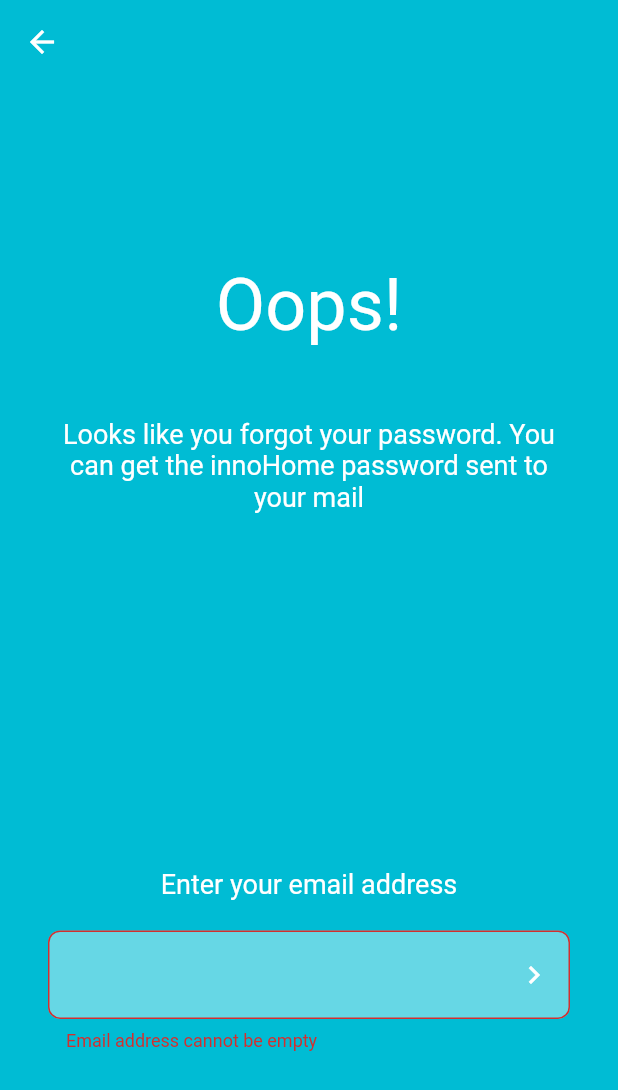
After one commit to tashi-iu/innohome-app, a Flutter app: the LoginPage screen opened by its route, after a tap on "Forgot Password?", on a phone screen of 412 x 824 dp. The commit adds this screen. Shown: the top 1090 px of the screen. Run offline on Flutter 3.47's test engine with Material 2 defaults, Android fonts, the phone set to English and light mode, and no system bars; our stand-ins replace image_picker, sqflite; missing offline and left inert: mqtt_client, wifi; accounts and stored records are empty.

Commit message:
Changes for the day

```diff
--- a/lib/main.dart
+++ b/lib/main.dart
@@ -11,38 +11,29 @@ import './scoped_model/scoped_room.dart';
 
 import './model/user.dart';
 
-void main() async{
+void main() async {
   print("this is main");
   var db = DatabaseHelper();
 
   User user = await db.getUser(1);
 
   Map<String, dynamic> userObj;
-  if(user != null){
-    userObj = {
-      "id": user.id,
-      "token": user.userToken
-    };
-  }else{
-    userObj = {
-      "id": null,
-      "token": null
-    };
+  if (user != null) {
+    userObj = {"id": user.id, "token": user.userToken};
+  } else {
+    userObj = {"id": null, "token": null};
   }
   runApp(MyApp(userObj));
 }
 
 class MyApp extends StatelessWidget {
-
-  Map<String, dynamic> user;
+  final Map<String, dynamic> user;
   MyApp(this.user);
 
   final _roomModel = RoomModel();
 
   @override
   Widget build(BuildContext context) {
-
-
     return ScopedModel<RoomModel>(
       model: _roomModel,
       child: MaterialApp(
@@ -51,12 +42,15 @@ class MyApp extends StatelessWidget {
         theme: ThemeData(
           primarySwatch: Colors.cyan,
         ),
-          home:  this.user["token"] != null? HousePage(model: _roomModel): LandingPage(),
+        home: this.user["token"] != null
+            ? HousePage(model: _roomModel)
+            : LandingPage(),
         routes: {
           '/rooms': (BuildContext context) => HousePage(model: _roomModel),
           '/signup': (BuildContext context) => SignUpPage(),
           '/login': (BuildContext context) => LoginPage()
         },
-        ));
+      ),
+    );
   }
 }
--- /dev/null
+++ b/lib/pages/forgot_page.dart
@@ -0,0 +1,172 @@
+import 'package:flutter/material.dart';
+import '../widgets/login_field.dart';
+import 'login_page.dart';
+
+class ForgotPage extends StatefulWidget {
+  @override
+  State<StatefulWidget> createState() => _ForgotPageState();
+}
+
+class _ForgotPageState extends State<ForgotPage> {
+  final _fKey = GlobalKey<FormState>();
+
+  String _emailAddress = "";
+
+  @override
+  Widget build(BuildContext context) {
+    return Scaffold(
+      backgroundColor: Colors.cyan,
+      appBar: AppBar(
+        iconTheme: IconThemeData(color: Colors.white),
+        elevation: 0,
+        backgroundColor: Colors.cyan,
+      ),
+      body: Column(
+        mainAxisAlignment: MainAxisAlignment.spaceAround,
+        children: <Widget>[
+          Column(
+            children: <Widget>[
+              Text(
+                "Oops!",
+                style: TextStyle(color: Colors.white, fontSize: 48),
+              ),
+              Padding(
+                padding: EdgeInsets.fromLTRB(32, 48, 32, 0),
+                child: Text(
+                  "Looks like you forgot your password. You can get the innoHome password sent to your mail",
+                  textAlign: TextAlign.center,
+                  style: TextStyle(color: Colors.white, fontSize: 18),
+                ),
+              ),
+            ],
+          ),
+          Column(
+            children: <Widget>[
+              Text(
+                "Enter your email address",
+                style: TextStyle(color: Colors.white, fontSize: 18),
+              ),
+              Padding(
+                  padding: EdgeInsets.fromLTRB(32, 16, 32, 0),
+                  child: Form(
+                    key: _fKey,
+                    autovalidate: true,
+                    child: LoginInputTextField(
+                      obscureText: false,
+                      validator: _validateEmail,
+                      controller: null,
+                      keyboardType: TextInputType.emailAddress,
+                      onSaved: (val) {
+                        this._emailAddress = val;
+                      },
+                      suffixIcon: IconButton(
+                        icon: Icon(
+                          Icons.chevron_right,
+                          color: Colors.white,
+                        ),
+                        onPressed: () {
+                          // TO-DO Rinzin
+                          if (_fKey.currentState.validate()) {
+                            _fKey.currentState.save();
+                            Navigator.push(
+                              context,
+                              MaterialPageRoute(
+                                builder: (context) => SentMailPage(),
+                              ),
+                            );
+                          }
+                        },
+                      ),
+                    ),
+                  )),
+            ],
+          )
+        ],
+      ),
+    );
+  }
+
+  String _validateEmail(String value) {
+    if (value.isEmpty) {
+      // The form is empty
+      return "Email address cannot be empty";
+    }
+    //regular expression for email addresses
+    String p = "[a-zA-Z0-9\+\.\_\%\-\+]{1,256}" +
+        "\\@" +
+        "[a-zA-Z0-9][a-zA-Z0-9\\-]{0,64}" +
+        "(" +
+        "\\." +
+        "[a-zA-Z0-9][a-zA-Z0-9\\-]{0,25}" +
+        ")+";
+    RegExp regExp = new RegExp(p);
+
+    if (regExp.hasMatch(value)) {
+      //the email is valid
+      return null;
+    }
+
+    // The pattern of the email didn't match the regex above.
+    return 'Email is not valid';
+  }
+}
+
+class SentMailPage extends StatefulWidget {
+  @override
+  State<StatefulWidget> createState() {
+    return _SentMailPageState();
+  }
+}
+
+class _SentMailPageState extends State<SentMailPage> {
+  bool _sending = true;
+
+  @override
+  Widget build(BuildContext context) {
+    return Scaffold(
+      backgroundColor: Colors.cyan,
+      appBar: AppBar(
+        elevation: 0,
+        iconTheme: IconThemeData(color: Colors.white),
+      ),
+      body: Column(
+        mainAxisAlignment: MainAxisAlignment.spaceAround,
+        crossAxisAlignment: CrossAxisAlignment.center,
+        children: <Widget>[
+          Center(
+            child: Icon(
+              Icons.check,
+              color: Colors.white,
+              size: 128,
+            ),
+          ),
+          Column(
+            children: <Widget>[
+              Padding(
+                padding: EdgeInsets.fromLTRB(24, 0, 24, 16),
+                child: Text(
+                  "Password reset procedures were sent to your mail",
+                  style: TextStyle(color: Colors.white, fontSize: 18.0),
+                ),
+              ),
+              FlatButton(
+                child: Text(
+                  "Go back to login page",
+                  style: TextStyle(color: Colors.white, fontSize: 18),
+                ),
+                onPressed: () {
+                  Navigator.push(
+                    context,
+                    MaterialPageRoute(
+                      builder: (context) => LoginPage(),
+                    ),
+                  );
+                },
+              ),
+            ],
+          )
+        ],
+      ),
+    );
+  }
+}
--- a/lib/pages/login_page.dart
+++ b/lib/pages/login_page.dart
@@ -7,7 +7,7 @@ import '../widgets/login_field.dart';
 import 'dart:ui';
 
 import '../model/user.dart';
-
+import 'forgot_page.dart';
 import '../util/network_util.dart';
 import '../widgets/error_popup.dart';
 
@@ -56,6 +56,11 @@ class _LoginPageState extends State<LoginPage> {
   @override
   Widget build(BuildContext context) {
     return Scaffold(
+      appBar: AppBar(
+        iconTheme: IconThemeData(color: Colors.cyan),
+        elevation: 0,
+        backgroundColor: Colors.white,
+      ),
       body: Container(
         decoration: BoxDecoration(
           image: DecorationImage(
@@ -84,8 +89,29 @@ class _LoginPageState extends State<LoginPage> {
     return ListView(
       reverse: true,
       children: <Widget>[
+        Row(
+          mainAxisAlignment: MainAxisAlignment.end,
+          children: <Widget>[
+            FlatButton(
+              child: Text(
+                "Forgot Password?",
+                style: TextStyle(color: Colors.cyan[800], fontSize: 15),
+              ),
+              onPressed: () {
+                Navigator.push(
+                  context,
+                  MaterialPageRoute(
+                    builder: (context) => ForgotPage(),
+                  ),
+                );
+              },
+            ),
+          ],
+        ),
         LoginButton(
-          child: _awaitLogIn ? CircularProgressIndicator() : Text(
+          child: _awaitLogIn
+              ? CircularProgressIndicator()
+              : Text(
                   "LOG IN",
                   style: TextStyle(
                     color: Colors.white,
@@ -107,7 +133,11 @@ class _LoginPageState extends State<LoginPage> {
               Colors.deepPurple[900]
             ],
           ),
-          onPressed: _awaitLogIn ? (){return null;} : () async {
+          onPressed: _awaitLogIn
+              ? () {
+                  return null;
+                }
+              : () async {
                   if (_signUpKey.currentState.validate()) {
                     _signUpKey.currentState.save();
                     print("validation completed");
@@ -128,7 +158,8 @@ class _LoginPageState extends State<LoginPage> {
                           context: context,
                           builder: (context) {
                             return ErrorPopup(
-                        text: "Could not connect to server. Check your connection and try again",
+                              text:
+                                  "Could not connect to server. Check your connection and try again",
                             );
                           });
                     } else if (x_auth == "null") {
@@ -136,7 +167,8 @@ class _LoginPageState extends State<LoginPage> {
                           context: context,
                           builder: (context) {
                             return ErrorPopup(
-                        text: "Login failed. Make sure you are registered and recheck the fields.",
+                              text:
+                                  "Login failed. Make sure you are registered and recheck the fields.",
                             );
                           });
                     } else if (error_message == "null") {
--- a/lib/scoped_model/scoped_room.dart
+++ b/lib/scoped_model/scoped_room.dart
@@ -17,6 +17,7 @@ class RoomModel extends Model {
 
   MqttUtil mqtt = MqttUtil();
   bool mqttState = false;
+  bool mqttStateChecking = false;
 
   getRooms() async {
     List roomsSQL = await db.getAllRooms();
--- a/lib/util/mqtt_util.dart
+++ b/lib/util/mqtt_util.dart
@@ -65,17 +65,15 @@ class MqttUtil {
     print(client?.connectionStatus?.state);
   }
 
-  bool checkMqttConnectionLocal() {
+  checkMqttConnectionLocal() {
     lconnect();
-
     if (client?.connectionStatus?.state == mqtt.MqttConnectionState.connected) {
       print('Local MQTT client connected');
       subscribeToTopic(topic);
       print('Subscribed to Topic : $topic');
       return true;
     } else {
-      print('ERROR: Local MQTT client connection failed - '
-          'Retrying, state is ${client.connectionStatus.state}');
+      print('Not connected to local broker...');
     }
     return false;
   }
--- /dev/null
+++ b/lib/util/wifi_check.dart
@@ -0,0 +1,6 @@
+import 'package:wifi/wifi.dart';
+
+Future<String> checkSSID() async {
+  String ssid = await Wifi.ssid;
+  return ssid;
+}
--- a/lib/widgets/login_field.dart
+++ b/lib/widgets/login_field.dart
@@ -5,21 +5,25 @@ class LoginInputTextField extends StatelessWidget {
   final String labelText;
   final String hintText;
   final Widget prefixIcon;
+  final Widget suffixIcon;
   final TextEditingController controller;
   final TextInputType keyboardType;
   final FormFieldValidator<String> validator;
   final bool obscureText;
+  final String initialValue;
 
   const LoginInputTextField({
     Key key,
     this.labelText,
     this.hintText,
     this.prefixIcon,
+    this.suffixIcon,
     this.onSaved,
     this.controller,
     this.keyboardType,
     this.validator,
     this.obscureText,
+    this.initialValue
   }) : super(key: key);
 
   @override
@@ -27,12 +31,14 @@ class LoginInputTextField extends StatelessWidget {
     return Padding(
       padding: EdgeInsets.symmetric(vertical: 4),
       child: TextFormField(
+        initialValue: initialValue,
         decoration: InputDecoration(
           filled: true,
           fillColor: Colors.white.withOpacity(0.4),
           labelText: labelText,
           hintText: hintText,
           prefixIcon: prefixIcon,
+          suffixIcon: suffixIcon,
           border: OutlineInputBorder(
             borderRadius: BorderRadius.circular(8),
           ),
--- a/pubspec.yaml
+++ b/pubspec.yaml
@@ -13,6 +13,7 @@ environment:
   sdk: ">=2.0.0-dev.68.0 <3.0.0"
 
 dependencies:
+  wifi: ^0.1.4
   sqflite: ^0.13.0+1
   path_provider: ^0.4.1
   image_picker: ^0.4.10
```
Also changed, not shown: lib/pages/add_room_page.dart (+33 -5 lines), lib/pages/confirmation_page.dart (added, +117 -0 lines), lib/pages/house_page.dart (+101 -24 lines), lib/pages/landing_page.dart (+12 -2 lines), lib/pages/room_page.dart (+10 -1 lines), lib/pages/signup_page.dart (+36 -33 lines), 3 other files. Lines whose indentation alone changed are shown as unchanged.
